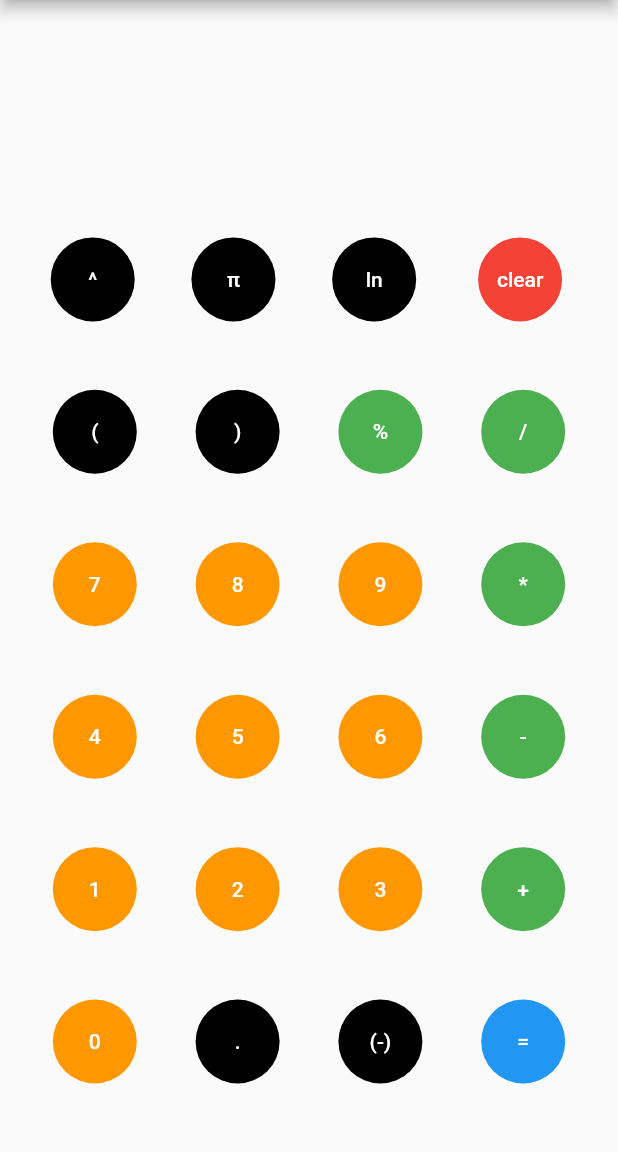
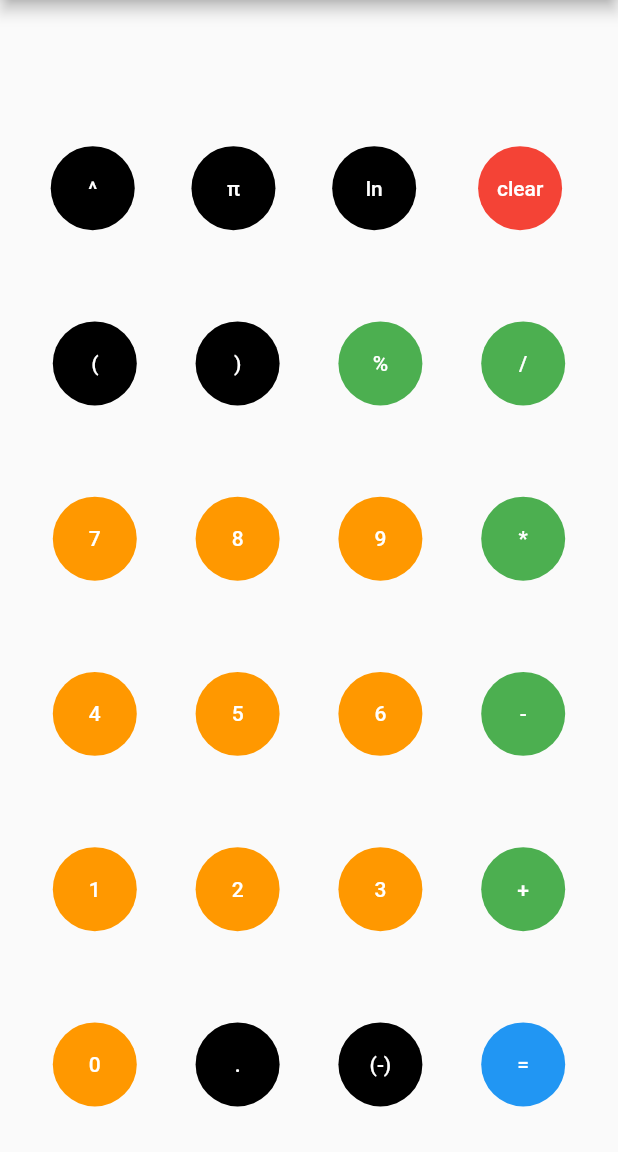
Before and after one commit to Abhiek187/calculators, a Flutter app: the screen it shows after launch, on a phone screen of 412 x 824 dp, the part 84-1236 px from its top. Run offline on Flutter 3.47's test engine with Material 2 defaults, Android fonts, the phone set to English and light mode, and no system bars.

Commit message:
Move the buttons to their own column

```diff
--- a/calculator_flutter/lib/calculator.dart
+++ b/calculator_flutter/lib/calculator.dart
@@ -80,7 +80,6 @@ class _CalculatorState extends State<Calculator> {
       ),
       body: SafeArea(
         child: Column(
-          mainAxisAlignment: MainAxisAlignment.spaceEvenly,
           children: [
             Container(
               width: double.infinity,
@@ -93,6 +92,10 @@ class _CalculatorState extends State<Calculator> {
                 ),
               ),
             ),
+            Expanded(
+              child: Column(
+                mainAxisAlignment: MainAxisAlignment.spaceAround,
+                children: [
                   Row(
                     mainAxisAlignment: MainAxisAlignment.spaceEvenly,
                     children: [
@@ -306,6 +309,9 @@ class _CalculatorState extends State<Calculator> {
                 ],
               ),
             ),
+          ],
+        ),
+      ),
     );
   }
 }
```
Lines whose indentation alone changed are shown as unchanged.
